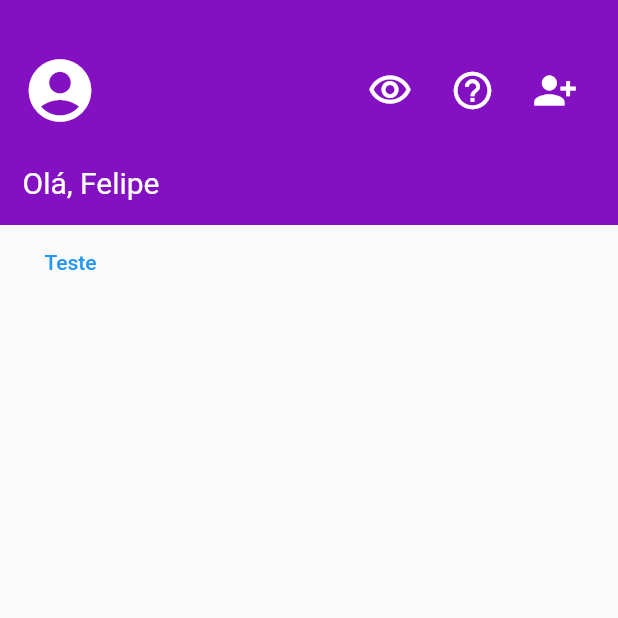
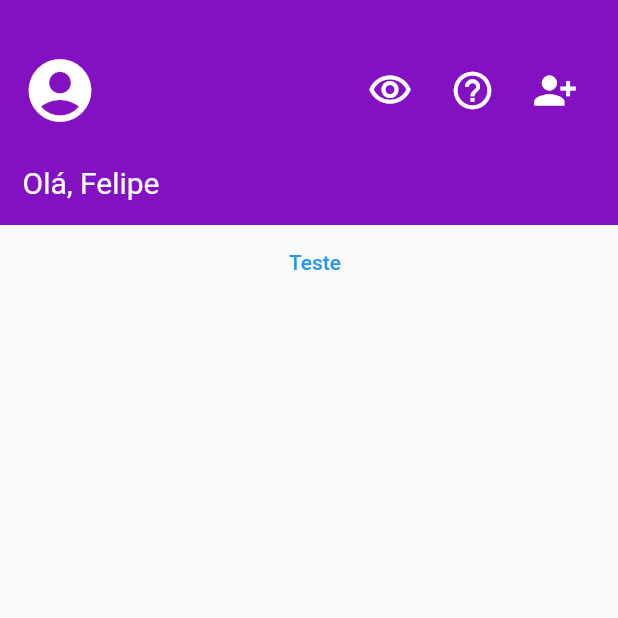
Before and after one commit to Pires1945/meu_app, a Flutter app: the screen it shows after launch, on a phone screen of 412 x 824 dp, the top half of it. Run offline on Flutter 3.47's test engine with Material 2 defaults, Android fonts, the phone set to English and light mode, and no system bars; missing offline and left inert: dart:ffi.

Commit message:
Criado o arquivo separado para o botão 'Conta'

```diff
--- /dev/null
+++ b/lib/button_conta.dart
@@ -0,0 +1,19 @@
+import 'package:flutter/material.dart';
+import 'package:flutter/src/foundation/key.dart';
+import 'package:flutter/src/widgets/framework.dart';
+
+class ButtonConta extends StatelessWidget {
+  String texto;
+  final void Function() selecionado;
+  ButtonConta(this.texto, this.selecionado);
+
+  @override
+  Widget build(BuildContext context) {
+    return Container(
+        width: 390,
+        child: TextButton(
+          onPressed: selecionado,
+          child: Text(texto),
+        ));
+  }
+}
--- a/lib/main.dart
+++ b/lib/main.dart
@@ -4,6 +4,7 @@ import 'dart:ffi';
 
 import 'package:flutter/material.dart';
 import 'package:flutter/rendering.dart';
+import 'package:meu_app/button_conta.dart';
 
 main() {
   runApp(App());
@@ -124,13 +125,7 @@ class ButtonState extends State<Button> {
   @override
   Widget build(BuildContext context) {
     return Column(
-      children: [
-        TextButton(
-          style: TextButton.styleFrom(),
-          child: Text(texto),
-          onPressed: action,
-        )
-      ],
+      children: [ButtonConta(texto, action)],
     );
   }
 
```
